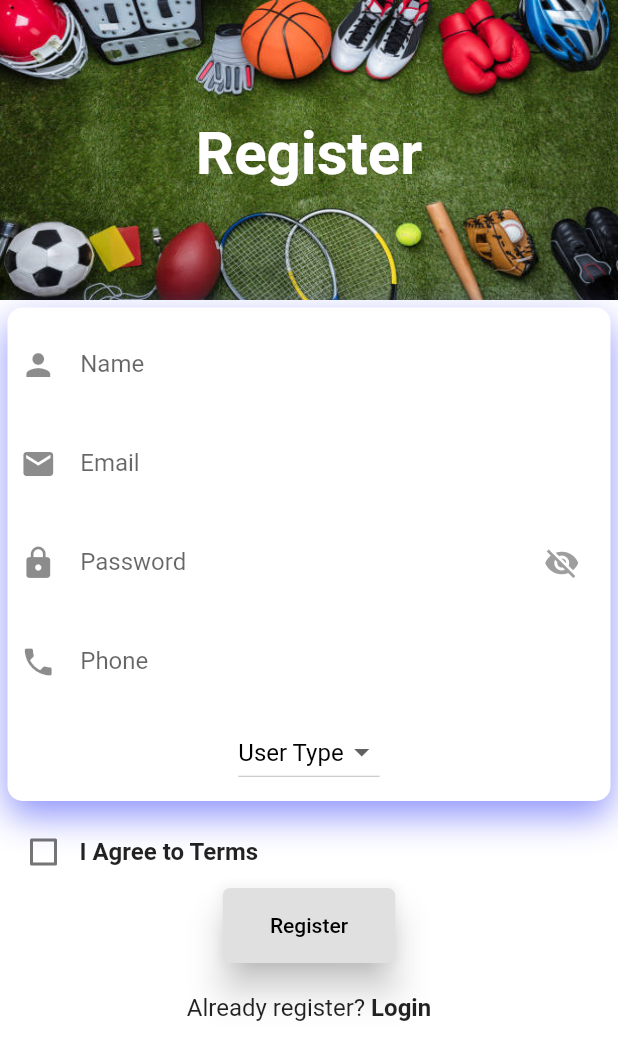
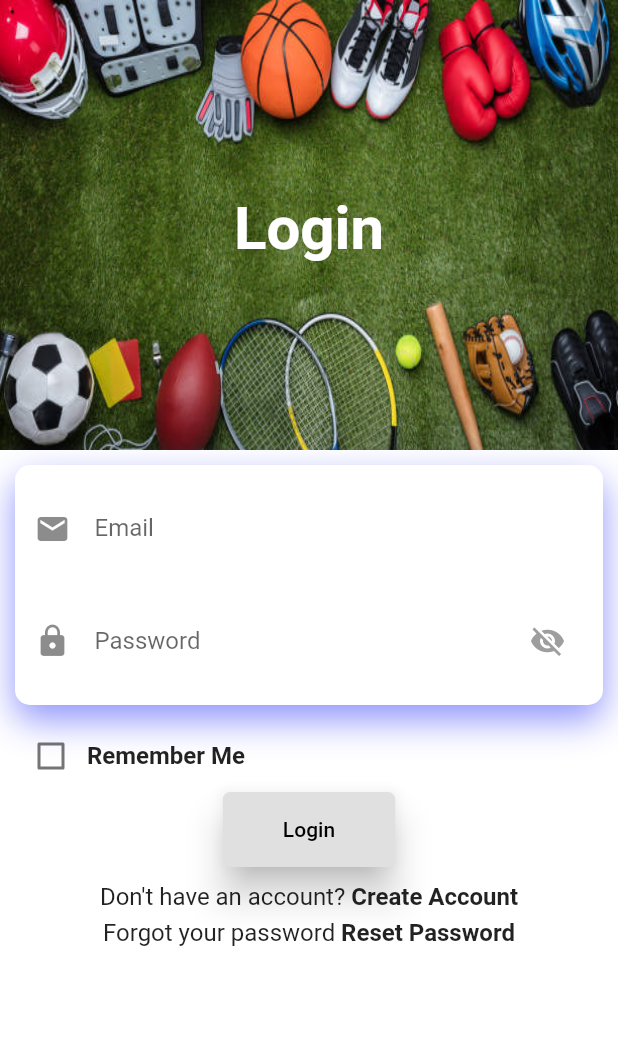
Before and after one commit to buyongtatt/School-Sport-Equipment-Lending-System, a Flutter app: the screen it shows after launch, after a tap on "Login", on a phone screen of 412 x 824 dp. Shown: the top 1060 px of the screen. Run offline on Flutter 3.47's test engine with Material 2 defaults, Android fonts, the phone set to English and light mode, and no system bars; our stand-ins replace email_validator, progress_dialog, shared_preferences, toast; network calls fail.

Commit message:
Login Screen Done

```diff
--- a/lib/login.dart
+++ b/lib/login.dart
@@ -0,0 +1,523 @@
+import 'package:flutter/material.dart';
+import 'package:flutter/services.dart';
+import 'package:sport_equipment/register.dart';
+import 'package:sport_equipment/main.dart';
+import 'package:sport_equipment/user.dart';
+import 'package:http/http.dart' as http;
+import 'package:toast/toast.dart';
+import 'package:shared_preferences/shared_preferences.dart';
+import 'package:progress_dialog/progress_dialog.dart';
+import 'dart:async';
+import 'package:email_validator/email_validator.dart';
+
+void main() => runApp(LoginScreen());
+bool rememberMe = false;
+
+class LoginScreen extends StatefulWidget {
+  @override
+  _LoginScreenState createState() => _LoginScreenState();
+}
+
+class _LoginScreenState extends State<LoginScreen> {
+  bool _isHidePassword = true;
+  bool emailcheck = false;
+  bool _passwordShow = true;
+  bool autovalidate = false;
+  TextEditingController _emailEditingController = new TextEditingController();
+  TextEditingController _passEditingController = new TextEditingController();
+  TextEditingController emailForgotController = new TextEditingController();
+  TextEditingController passResetController = new TextEditingController();
+  String urlLogin = "https://lintatt.com/sportequipment/php/login_user.php";
+  bool _validate = false;
+  final _formKey = GlobalKey<FormState>();
+  final _formKeyForResetEmail = GlobalKey<FormState>();
+  final _formKeyForResetPassword = GlobalKey<FormState>();
+  String email, password;
+
+  @override
+  void initState() {
+    super.initState();
+    print("Hello i'm in INITSTATE");
+    this.loadPref();
+  }
+
+  @override
+  Widget build(BuildContext context) {
+    return WillPopScope(
+        onWillPop: _onBackPressed,
+        child: MaterialApp(
+          debugShowCheckedModeBanner: false,
+          title: 'Material App',
+          home: Scaffold(
+            resizeToAvoidBottomPadding: false,
+            backgroundColor: Colors.white,
+            body: Container(
+                child: Column(
+              children: <Widget>[
+                Container(
+                  height: 300,
+                  decoration: BoxDecoration(
+                      image: DecorationImage(
+                          image: AssetImage("assets/images/background.jpg"),
+                          fit: BoxFit.fill)),
+                  child: Stack(
+                    children: <Widget>[
+                      Positioned(
+                          child: Container(
+                              margin: EdgeInsets.only(top: 5),
+                              child: Center(
+                                child: Text(
+                                  "Login",
+                                  style: TextStyle(
+                                      color: Colors.white,
+                                      fontSize: 40,
+                                      fontWeight: FontWeight.bold),
+                                ),
+                              )))
+                    ],
+                  ),
+                ),
+                Padding(
+                    padding: EdgeInsets.all(10.0),
+                    child: Column(
+                      children: <Widget>[
+                        Container(
+                            padding: EdgeInsets.all(5),
+                            decoration: BoxDecoration(
+                                color: Colors.white,
+                                borderRadius: BorderRadius.circular(10),
+                                boxShadow: [
+                                  BoxShadow(
+                                      color: Color.fromRGBO(143, 148, 251, 2),
+                                      blurRadius: 20.0,
+                                      offset: Offset(0, 10))
+                                ]),
+                            child: Form(
+                              key: _formKey,
+                              autovalidate: _validate,
+                              child: Column(
+                                children: <Widget>[
+                                  Container(
+                                      padding: EdgeInsets.all(8.0),
+                                      decoration: BoxDecoration(),
+                                      child: TextFormField(
+                                        controller: _emailEditingController,
+                                        validator: _validateEmail,
+                                        onSaved: (String val) {
+                                          email = val;
+                                        },
+                                        decoration: InputDecoration(
+                                          border: InputBorder.none,
+                                          labelText: "Email",
+                                          icon: Icon(Icons.email),
+                                        ),
+                                      )),
+                                  Container(
+                                      padding: EdgeInsets.all(8.0),
+                                      decoration: BoxDecoration(),
+                                      child: TextFormField(
+                                        controller: _passEditingController,
+                                        validator: _validatePassword,
+                                        onSaved: (String val) {
+                                          email = val;
+                                        },
+                                        decoration: InputDecoration(
+                                            border: InputBorder.none,
+                                            labelText: "Password",
+                                            icon: Icon(Icons.lock),
+                                            suffixIcon: GestureDetector(
+                                                onTap: () {
+                                                  _togglePasswordVisibility();
+                                                },
+                                                child: Icon(
+                                                  _isHidePassword
+                                                      ? Icons.visibility_off
+                                                      : Icons.visibility,
+                                                  color: _isHidePassword
+                                                      ? Colors.grey
+                                                      : Colors.green,
+                                                ))),
+                                        obscureText: _isHidePassword,
+                                      )),
+                                ],
+                              ),
+                            )),
+                        SizedBox(
+                          height: 10,
+                        ),
+                        Row(
+                          children: <Widget>[
+                            Checkbox(
+                              value: rememberMe,
+                              onChanged: (bool value) {
+                                _onRememberMeChanged(value);
+                              },
+                            ),
+                            Text('Remember Me ',
+                                style: TextStyle(
+                                    fontSize: 16, fontWeight: FontWeight.bold)),
+                          ],
+                        ),
+                        MaterialButton(
+                          shape: RoundedRectangleBorder(
+                              borderRadius: BorderRadius.circular(5.0)),
+                          minWidth: 115,
+                          height: 50,
+                          child: Text('Login'),
+                          color: Colors.grey[300],
+                          textColor: Colors.black,
+                          elevation: 10,
+                          onPressed: this._userLogin,
+                        ),
+                        SizedBox(
+                          height: 10,
+                        ),
+                        Row(
+                          mainAxisAlignment: MainAxisAlignment.center,
+                          children: <Widget>[
+                            Text("Don't have an account? ",
+                                style: TextStyle(fontSize: 16.0)),
+                            GestureDetector(
+                              onTap: _registerUser,
+                              child: Text(
+                                "Create Account",
+                                style: TextStyle(
+                                    fontSize: 16.0,
+                                    fontWeight: FontWeight.bold),
+                              ),
+                            ),
+                          ],
+                        ),
+                        SizedBox(
+                          height: 5,
+                        ),
+                        Row(
+                          mainAxisAlignment: MainAxisAlignment.center,
+                          children: <Widget>[
+                            Text("Forgot your password ",
+                                style: TextStyle(fontSize: 16.0)),
+                            GestureDetector(
+                              onTap: _forgotPassword,
+                              child: Text(
+                                "Reset Password",
+                                style: TextStyle(
+                                    fontSize: 16.0,
+                                    fontWeight: FontWeight.bold),
+                              ),
+                            ),
+                          ],
+                        ),
+                      ],
+                    ))
+              ],
+            )),
+          ),
+        ));
+  }
+
+  void _forgotPassword() {
+    TextEditingController emailController = TextEditingController();
+    // flutter defined function
+    showDialog(
+      context: context,
+      builder: (BuildContext context) {
+        // return object of type Dialog
+        return AlertDialog(
+          title: new Text("Forgot Password?"),
+          content: new Container(
+            height: 100,
+            child: Column(
+              children: <Widget>[
+                Text(
+                  "Enter your recovery email",
+                ),
+                Form(
+                    key: _formKeyForResetEmail,
+                    child: TextFormField(
+                        controller: emailController,
+                        validator: _validateEmail,
+                        onSaved: (String val) {
+                          email = val;
+                        },
+                        decoration: InputDecoration(
+                          labelText: 'Email',
+                          icon: Icon(Icons.email),
+                        )))
+              ],
+            ),
+          ),
+          actions: <Widget>[
+            // usually buttons at the bottom of the dialog
+            new FlatButton(
+                child: new Text("Yes"),
+                onPressed: () {
+                  if (_formKeyForResetEmail.currentState.validate()) {
+                    _passwordShow = false;
+                    emailForgotController.text = emailController.text;
+                    _enterResetPass();
+                  }
+                }),
+            new FlatButton(
+              child: new Text("No"),
+              onPressed: () {
+                Navigator.of(context).pop();
+              },
+            ),
+          ],
+        );
+      },
+    );
+  }
+
+  _enterResetPass() {
+    TextEditingController passController = TextEditingController();
+    showDialog(
+      context: context,
+      builder: (BuildContext context) {
+        return StatefulBuilder(
+          builder: (context, setState) {
+            return AlertDialog(
+              title: new Text("New password"),
+              content: new Container(
+                height: 100,
+                child: Column(
+                  children: <Widget>[
+                    Align(
+                      alignment: Alignment.centerLeft,
+                      child: Text(
+                        "Enter your new password:",
+                      ),
+                    ),
+                    Form(
+                        key: _formKeyForResetPassword,
+                        child: TextFormField(
+                            controller: passController,
+                            decoration: InputDecoration(
+                              labelText: 'Password',
+                              icon: Icon(Icons.lock),
+                              suffixIcon: GestureDetector(
+                                onTap: () {
+                                  setState(() {
+                                    _isHidePassword = !_isHidePassword;
+                                  });
+                                },
+                                child: Icon(
+                                  _isHidePassword
+                                      ? Icons.visibility_off
+                                      : Icons.visibility,
+                                  color: _isHidePassword
+                                      ? Colors.grey
+                                      : Colors.green,
+                                ),
+                              ),
+                            ),
+                            obscureText: _isHidePassword,
+                            validator: _validatePassword,
+                            onSaved: (String value) {
+                              password = value;
+                            }))
+                  ],
+                ),
+              ),
+              actions: <Widget>[
+                new FlatButton(
+                    child: new Text("Yes"),
+                    onPressed: () {
+                      if (_formKeyForResetPassword.currentState.validate()) {
+                        passResetController.text = passController.text;
+                        _resetPass();
+                      }
+                    }),
+                new FlatButton(
+                  child: new Text("No"),
+                  onPressed: () {
+                    Navigator.of(context).pop(false);
+                  },
+                ),
+              ],
+            );
+          },
+        );
+      },
+    );
+  }
+
+  _resetPass() {
+    String email = emailForgotController.text;
+    String password = passResetController.text;
+
+    final form = _formKeyForResetPassword.currentState;
+
+    if (form.validate()) {
+      form.save();
+      http.post("https://lintatt.com/sportequipment/php/reset_password.php",
+          body: {
+            "email": email,
+            "password": password,
+          }).then((res) {
+        print(res.body);
+        if (res.body.contains("success")) {
+          Navigator.of(context).pop();
+          Toast.show("Reset password success", context,
+              duration: Toast.LENGTH_LONG, gravity: Toast.BOTTOM);
+        } else {
+          Toast.show("Reset password failed", context,
+              duration: Toast.LENGTH_LONG, gravity: Toast.BOTTOM);
+        }
+      }).catchError((err) {
+        print(err);
+      });
+    } else {
+      setState(() {
+        autovalidate = true;
+      });
+    }
+  }
+
+  void _userLogin() async {
+    try {
+      ProgressDialog pr = new ProgressDialog(context,
+          type: ProgressDialogType.Normal, isDismissible: false);
+      pr.style(message: "Log in...");
+      pr.show();
+      String _email = _emailEditingController.text;
+      String _password = _passEditingController.text;
+
+      http.post(urlLogin, body: {
+        "email": _email,
+        "password": _password,
+      }).then((res) {
+        var string = res.body;
+        print(res.body);
+        List userdata = string.split(",");
+        if (userdata[0] == "success") {
+          User _user = new User(
+              name: userdata[1],
+              email: _email,
+              password: _password,
+              phone: userdata[3],
+              usertype: userdata[4],
+              verify: userdata[5],
+              datereg: userdata[6],
+              quantity: userdata[7]);
+          pr.dismiss();
+          Navigator.push(
+              context,
+              MaterialPageRoute(
+                  builder: (BuildContext context) => Main(
+                      // user: _user,
+                      )));
+        } else {
+          pr.dismiss();
+          Toast.show("Login failed", context,
+              duration: Toast.LENGTH_LONG, gravity: Toast.BOTTOM);
+        }
+      }).catchError((err) {
+        print(err);
+        pr.dismiss();
+      });
+    } on Exception catch (_) {
+      Toast.show("Error", context,
+          duration: Toast.LENGTH_LONG, gravity: Toast.BOTTOM);
+    }
+  }
+
+  void _registerUser() {
+    Navigator.push(context,
+        MaterialPageRoute(builder: (BuildContext context) => RegisterScreen()));
+  }
+
+  void _onRememberMeChanged(bool newValue) => setState(() {
+        rememberMe = newValue;
+        print(rememberMe);
+        if (rememberMe) {
+          savepref(true);
+        } else {
+          savepref(false);
+        }
+      });
+
+  Future<bool> _onBackPressed() {
+    return showDialog(
+          context: context,
+          builder: (context) => new AlertDialog(
+            title: new Text('Are you sure?'),
+            content: new Text('Do you want to exit an App'),
+            actions: <Widget>[
+              MaterialButton(
+                  onPressed: () {
+                    SystemChannels.platform.invokeMethod('SystemNavigator.pop');
+                  },
+                  child: Text("Exit")),
+              MaterialButton(
+                  onPressed: () {
+                    Navigator.of(context).pop(false);
+                  },
+                  child: Text("Cancel")),
+            ],
+          ),
+        ) ??
+        false;
+  }
+
+  Future<void> loadPref() async {
+    SharedPreferences prefs = await SharedPreferences.getInstance();
+    String email = (prefs.getString('email')) ?? '';
+    String password = (prefs.getString('pass')) ?? '';
+    if (email.length > 1) {
+      setState(() {
+        _emailEditingController.text = email;
+        _passEditingController.text = password;
+        rememberMe = true;
+      });
+    }
+  }
+
+  void savepref(bool value) async {
+    String email = _emailEditingController.text;
+    String password = _passEditingController.text;
+    SharedPreferences prefs = await SharedPreferences.getInstance();
+    if (value) {
+      //save preference
+      await prefs.setString('email', email);
+      await prefs.setString('pass', password);
+      Toast.show("Preferences have been saved", context,
+          duration: Toast.LENGTH_SHORT, gravity: Toast.BOTTOM);
+    } else {
+      //delete preference
+      await prefs.setString('email', '');
+      await prefs.setString('pass', '');
+      setState(() {
+        _emailEditingController.text = '';
+        _passEditingController.text = '';
+        rememberMe = false;
+      });
+      Toast.show("Preferences have removed", context,
+          duration: Toast.LENGTH_SHORT, gravity: Toast.BOTTOM);
+    }
+  }
+
+  void _togglePasswordVisibility() {
+    setState(() {
+      _isHidePassword = !_isHidePassword;
+    });
+  }
+
+  String _validateEmail(String value) {
+    emailcheck = EmailValidator.validate(value);
+    if (value.isEmpty) {
+      return 'The email is required';
+    } else if (emailcheck == false) {
+      return "Invalid Email";
+    } else {
+      return null;
+    }
+  }
+
+  String _validatePassword(String value) {
+    if (value.isEmpty) {
+      return 'The password is required';
+    }
+    return null;
+  }
+}
--- a/lib/splashscreen.dart
+++ b/lib/splashscreen.dart
@@ -1,6 +1,6 @@
 import 'package:flutter/material.dart';
 import 'package:flutter/services.dart';
-import 'package:sport_equipment/register.dart';
+import 'package:sport_equipment/login.dart';
 
 import 'main.dart';
 
@@ -106,7 +106,7 @@ class _ProgressIndicatorState extends State<ProgressIndicator>
             Navigator.push(
                 context,
                 MaterialPageRoute(
-                    builder: (BuildContext context) => RegisterScreen()));
+                    builder: (BuildContext context) => LoginScreen()));
 
             // Navigator.push(
             //     context,
```
Also changed, not shown: lib/register.dart (+6 -6 lines).
